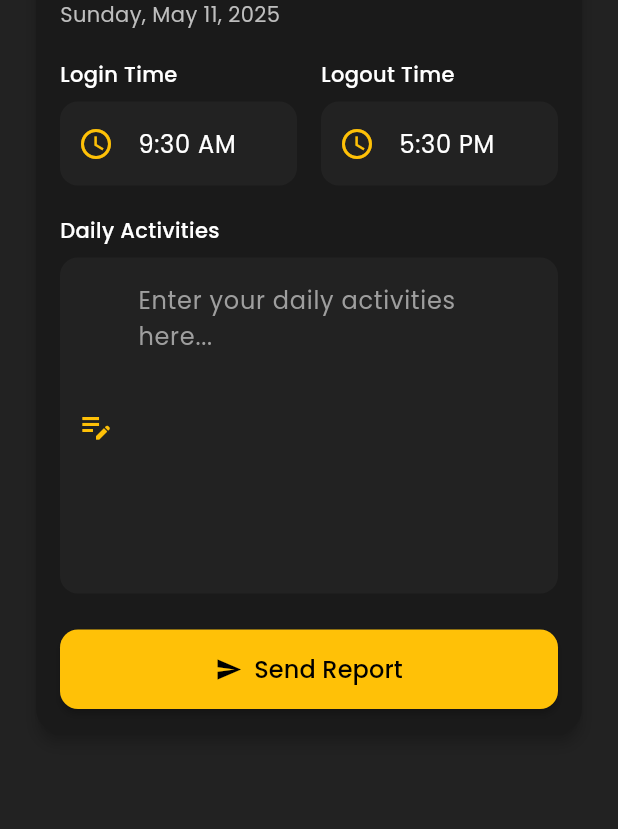
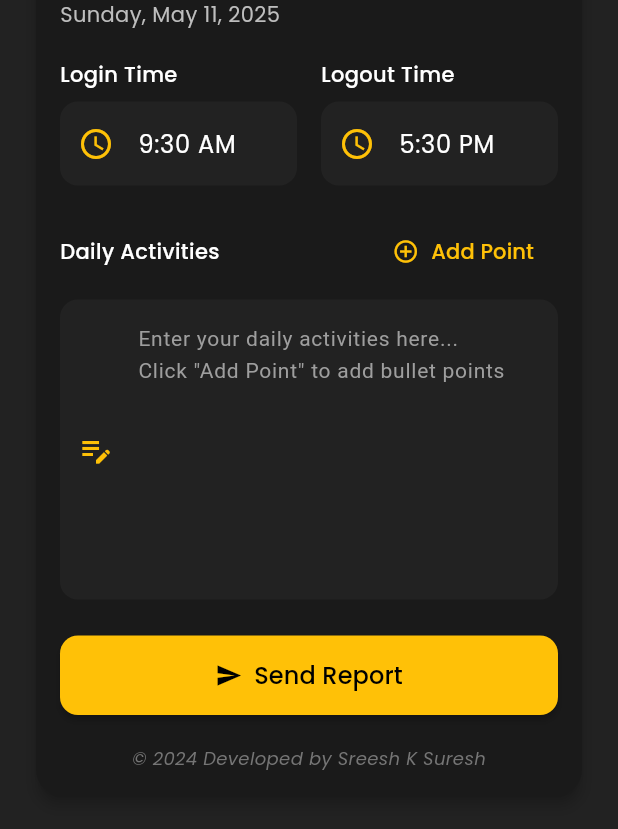
Before and after one commit to Sreeshks/drmail, a Flutter app: the screen it shows after launch, on a phone screen of 412 x 824 dp, the part 302-1131 px from its top. Run offline on Flutter 3.47's test engine with Material 3 defaults, Android fonts, the phone set to English and light mode, and no system bars; drawn by our look-alikes of flutter_animate; our stand-ins replace fluttertoast, google_fonts, shared_preferences.

Commit message:
Updated ui

```diff
--- a/lib/main.dart
+++ b/lib/main.dart
@@ -768,6 +768,9 @@ class _EmailScreenState extends State<EmailScreen>
                         const SizedBox(height: 20),
 
                         // Report Body
+                        Row(
+                          mainAxisAlignment: MainAxisAlignment.spaceBetween,
+                          children: [
                             Text(
                               'Daily Activities',
                               style: GoogleFonts.poppins(
@@ -776,12 +779,46 @@ class _EmailScreenState extends State<EmailScreen>
                                 color: Colors.white,
                               ),
                             ),
+                            TextButton.icon(
+                              onPressed: () {
+                                final currentText = _bodyController.text;
+                                final newPoint = '• ';
+                                if (currentText.isEmpty) {
+                                  _bodyController.text = newPoint;
+                                } else {
+                                  _bodyController.text =
+                                      currentText + '\n' + newPoint;
+                                }
+                                // Move cursor to end of text
+                                _bodyController
+                                    .selection = TextSelection.fromPosition(
+                                  TextPosition(
+                                    offset: _bodyController.text.length,
+                                  ),
+                                );
+                              },
+                              icon: const Icon(
+                                Icons.add_circle_outline,
+                                color: Colors.amber,
+                              ),
+                              label: Text(
+                                'Add Point',
+                                style: GoogleFonts.poppins(color: Colors.amber),
+                              ),
+                            ),
+                          ],
+                        ),
                         const SizedBox(height: 8),
                         TextField(
                           controller: _bodyController,
-                          style: const TextStyle(color: Colors.white),
+                          style: const TextStyle(
+                            color: Colors.white,
+                            fontFamily: 'Roboto',
+                            fontSize: 14,
+                          ),
                           decoration: const InputDecoration(
-                            hintText: 'Enter your daily activities here...',
+                            hintText:
+                                'Enter your daily activities here...\nClick "Add Point" to add bullet points',
                             hintStyle: TextStyle(color: Colors.grey),
                             prefixIcon: Icon(
                               Icons.edit_note,
@@ -821,6 +858,17 @@ class _EmailScreenState extends State<EmailScreen>
                               .shimmer(delay: 2.seconds, duration: 1.seconds)
                               .then()
                               .shimmer(delay: 5.seconds, duration: 1.seconds),
+                        ),
+                        const SizedBox(height: 20),
+                        Center(
+                          child: Text(
+                            '© 2024 Developed by Sreesh K Suresh',
+                            style: GoogleFonts.poppins(
+                              fontSize: 12,
+                              color: Colors.grey[600],
+                              fontStyle: FontStyle.italic,
+                            ),
+                          ).animate().fadeIn(duration: 1.seconds),
                         ),
                       ],
                     ),
```
Lines whose indentation alone changed are shown as unchanged.
